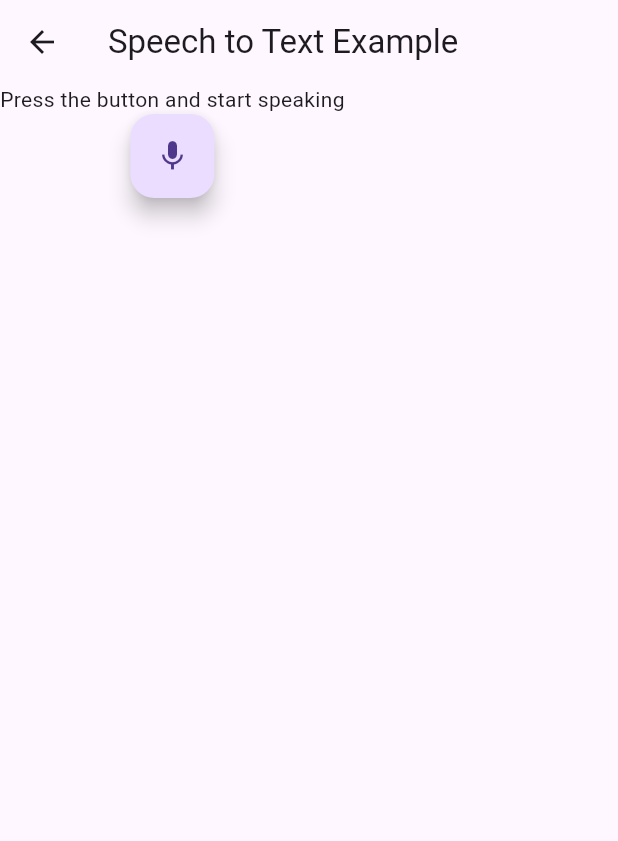
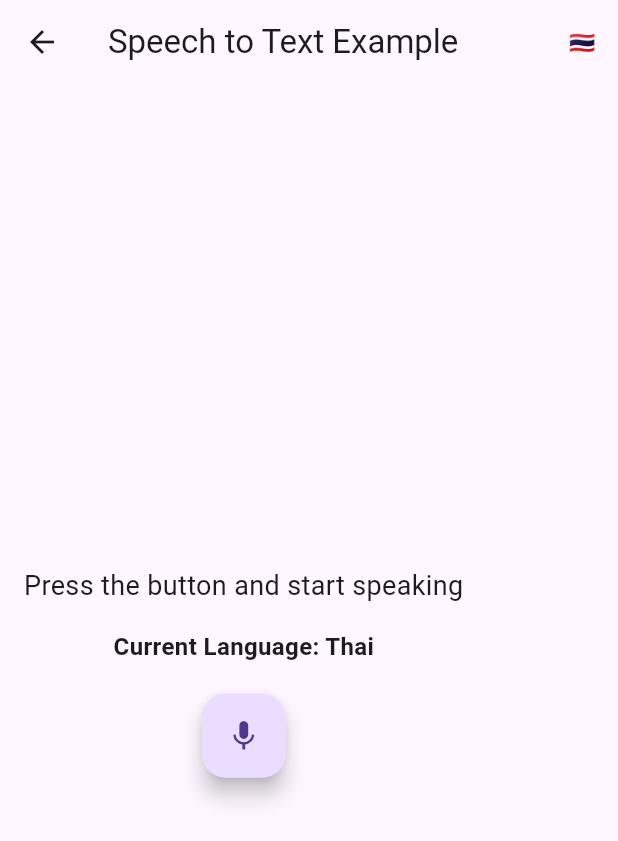
Before and after one commit to ThMecha/thb2, a Flutter app: the SpeechToTextExample screen opened directly, after a tap on the "mic none" icon, on a phone screen of 412 x 824 dp. Shown: the top 841 px of the screen. Run offline on Flutter 3.47's test engine with Material 3 defaults, Android fonts, the phone set to English and light mode, and no system bars; our stand-ins replace speech_to_text.

Commit message:
add support TH

```diff
--- a/lib/screens/stt_screen2.dart
+++ b/lib/screens/stt_screen2.dart
@@ -14,8 +14,6 @@ class STTScreen2 extends StatelessWidget {
   }
 }
 
-
-
 class SpeechToTextExample extends StatefulWidget {
   @override
   _SpeechToTextExampleState createState() => _SpeechToTextExampleState();
@@ -25,11 +23,18 @@ class _SpeechToTextExampleState extends State<SpeechToTextExample> {
   late stt.SpeechToText _speech;
   bool _isListening = false;
   String _text = "Press the button and start speaking";
+  String _currentLocaleId = 'th-TH'; // Default to Thai
 
   @override
   void initState() {
     super.initState();
     _speech = stt.SpeechToText();
+  }
+
+  void _toggleLanguage() {
+    setState(() {
+      _currentLocaleId = _currentLocaleId == 'th-TH' ? 'en-US' : 'th-TH';
+    });
   }
 
   void _listen() async {
@@ -40,9 +45,13 @@ class _SpeechToTextExampleState extends State<SpeechToTextExample> {
       );
       if (available) {
         setState(() => _isListening = true);
-        _speech.listen(onResult: (val) => setState(() {
-              _text = val.recognizedWords;
-            }));
+        _speech.listen(
+          onResult:
+              (val) => setState(() {
+                _text = val.recognizedWords;
+              }),
+          localeId: _currentLocaleId,
+        );
       }
     } else {
       setState(() => _isListening = false);
@@ -53,10 +62,31 @@ class _SpeechToTextExampleState extends State<SpeechToTextExample> {
   @override
   Widget build(BuildContext context) {
     return Scaffold(
-      appBar: AppBar(title: Text('Speech to Text Example')),
+      appBar: AppBar(
+        title: Text('Speech to Text Example'),
+        actions: [
+          IconButton(
+            icon: Text(_currentLocaleId == 'th-TH' ? '🇹🇭' : '🇺🇸'),
+            onPressed: _toggleLanguage,
+          ),
+        ],
+      ),
       body: Column(
+        mainAxisAlignment: MainAxisAlignment.center,
         children: [
-          Text(_text),
+          Padding(
+            padding: const EdgeInsets.all(16.0),
+            child: Text(
+              _text,
+              style: TextStyle(fontSize: 18),
+              textAlign: TextAlign.center,
+            ),
+          ),
+          Text(
+            'Current Language: ${_currentLocaleId == 'th-TH' ? 'Thai' : 'English'}',
+            style: TextStyle(fontSize: 16, fontWeight: FontWeight.bold),
+          ),
+          SizedBox(height: 20),
           FloatingActionButton(
             onPressed: _listen,
             child: Icon(_isListening ? Icons.mic : Icons.mic_none),
--- a/pubspec.yaml
+++ b/pubspec.yaml
@@ -1,7 +1,7 @@
 name: flutter_application_1
 description: "A new Flutter project."
 publish_to: 'none'
-version: 0.1.1
+version: 0.1.2
 
 environment:
   sdk: ^3.7.2
```
